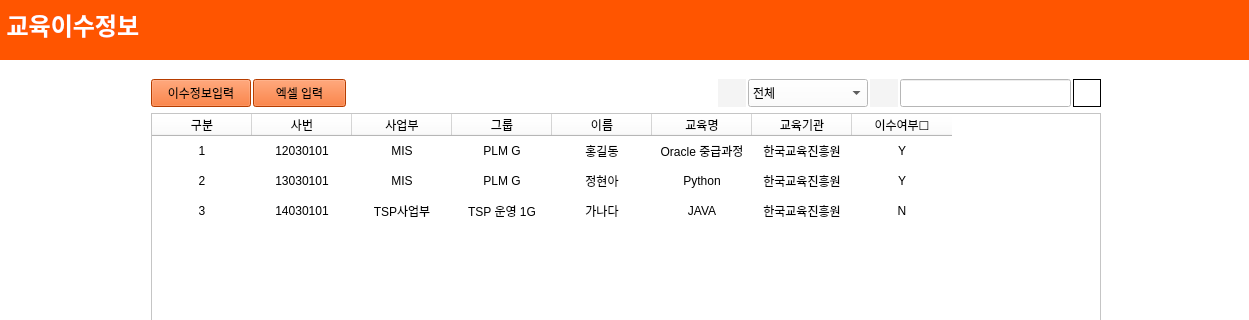
Qt form edu_list.ui (hyeona-jeong/HRIS) before a commit; both pictures show x 0 to 1249 and y 0 to 320 of the 1249 by 902 pixel window.
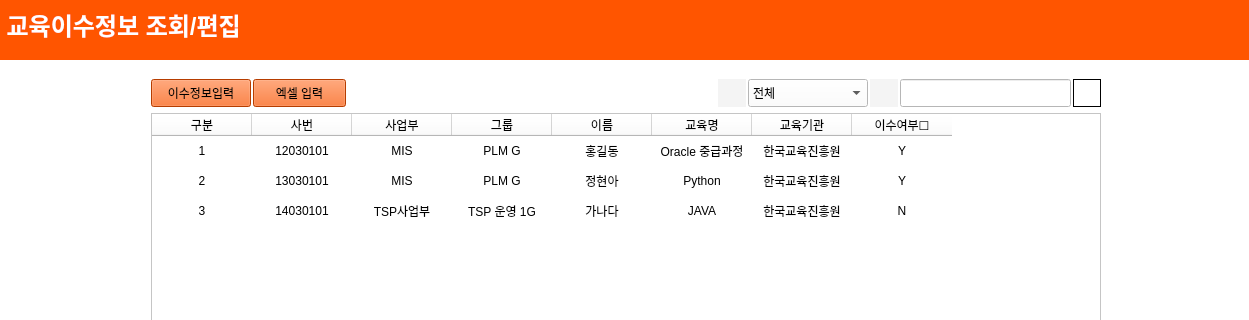
The same form after that commit. Icons and pictures are not drawn.

```diff
--- a/edu_list.ui
+++ b/edu_list.ui
@@ -497,7 +497,7 @@
 colorL white;</string>
        </property>
        <property name="text">
-        <string>&lt;html&gt;&lt;head/&gt;&lt;body&gt;&lt;p&gt;&lt;span style=&quot; font-size:18pt; font-weight:600; color:#ffffff;&quot;&gt;&amp;nbsp;교육이수정보&lt;/span&gt;&lt;/p&gt;&lt;/body&gt;&lt;/html&gt;</string>
+        <string>&lt;html&gt;&lt;head/&gt;&lt;body&gt;&lt;p&gt;&lt;span style=&quot; font-size:18pt; font-weight:600; color:#ffffff;&quot;&gt;&amp;nbsp;교육이수정보 조회/편집&lt;/span&gt;&lt;/p&gt;&lt;/body&gt;&lt;/html&gt;</string>
        </property>
       </widget>
      </item>
```
Left out of the diff: 2 changed lines with no effect on the pictures.
